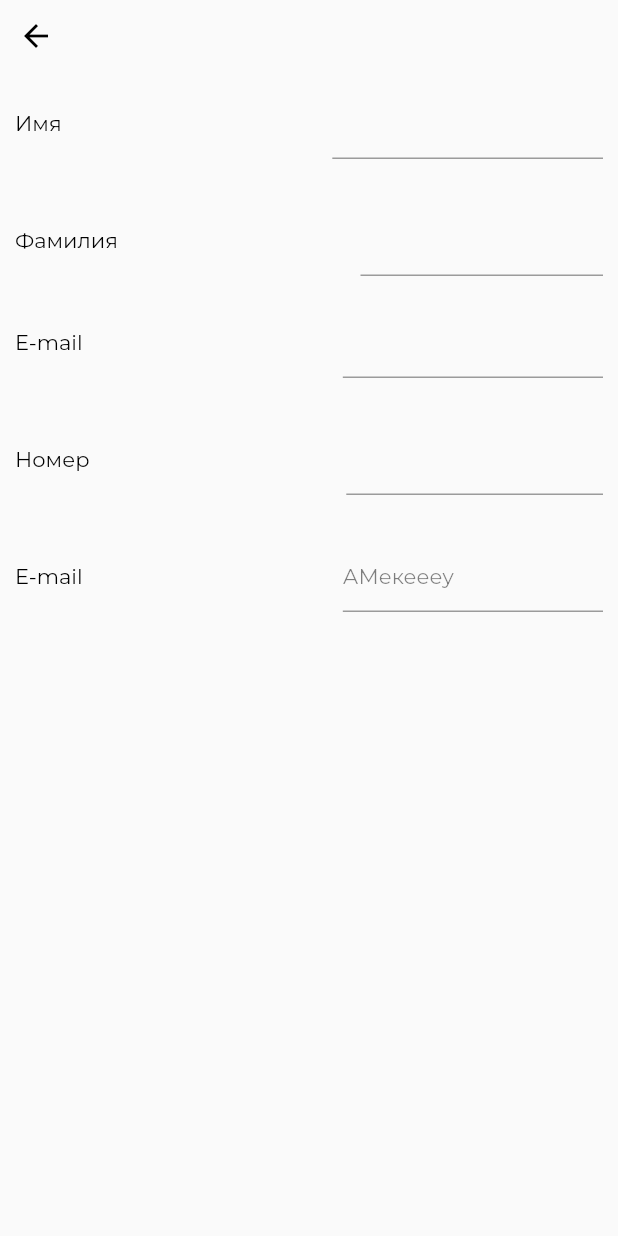
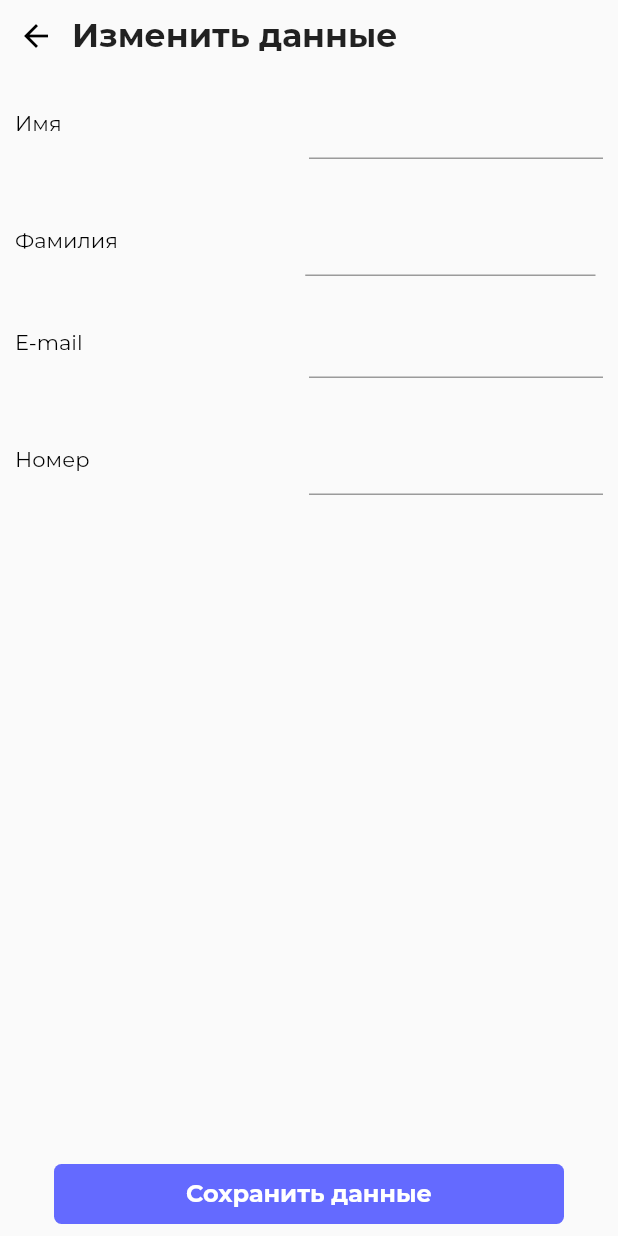
Before and after one commit to MarlenAmir/qatys_app_diploma_work, a Flutter app: the screen it shows once a user with an empty profile is signed in, item 4 of the bottom bar chosen, after a tap on "Изменить данные", on a phone screen of 412 x 824 dp. Run offline on Flutter 3.47's test engine with Material 2 defaults, Android fonts, the phone set to English and light mode, and no system bars; our stand-ins replace cloud_firestore, email_validator, firebase_auth, firebase_core, firebase_messaging, firebase_storage and 10 more; missing offline and left inert: flutter_stripe; accounts and stored records are empty.

Commit message:
commiting update profile page

```diff
--- a/lib/main.dart
+++ b/lib/main.dart
@@ -1,5 +1,5 @@
 import 'package:diploma_work/routes/routes.dart';
-import 'package:diploma_work/screens/repository/image_provider/user_provider.dart';
+import 'package:diploma_work/screens/provider/image_provider/user_provider.dart';
 import 'package:firebase_core/firebase_core.dart';
 import 'package:flutter/material.dart';
 import 'package:diploma_work/utils/utils.dart';
--- a/lib/screens/main_pages/home_page.dart
+++ b/lib/screens/main_pages/home_page.dart
@@ -6,7 +6,7 @@ import 'package:cloud_firestore/cloud_firestore.dart';
 import 'package:intl/intl.dart';
 import 'package:intl/date_symbol_data_local.dart';
 import 'package:provider/provider.dart';
-import 'package:diploma_work/screens/repository/image_provider/user_provider.dart';
+import 'package:diploma_work/screens/provider/image_provider/user_provider.dart';
 
 class HomePage extends StatefulWidget {
   const HomePage({super.key});
--- a/lib/screens/main_pages/search_page.dart
+++ b/lib/screens/main_pages/search_page.dart
@@ -9,7 +9,7 @@ import 'package:intl/intl.dart';
 import 'package:intl/date_symbol_data_local.dart';
 import 'package:cloud_firestore/cloud_firestore.dart';
 import 'package:provider/provider.dart';
-import 'package:diploma_work/screens/repository/image_provider/user_provider.dart';
+import 'package:diploma_work/screens/provider/image_provider/user_provider.dart';
 
 
 
--- a/lib/screens/profile_change_page.dart
+++ b/lib/screens/profile_change_page.dart
@@ -11,36 +11,19 @@ class ProfileChangePage extends StatefulWidget {
 }
 
 class _ProfileChangePageState extends State<ProfileChangePage> {
-  String initalName = '';
-  String initialSurname = '';
-  String initialEmail = '';
-  String initialPhoneNumber = '';
+  late String _userId;
 
   @override
   void initState() {
-    super.initState();
-    loadData();
+    User? user = FirebaseAuth.instance.currentUser;
+    _userId = user!.uid;
   }
 
-  Future<void> loadData() async {
-    try {
-      final auth = FirebaseAuth.instance;
-      final User? user = auth.currentUser;
-      if (user != null) {
-        final FirebaseFirestore firestore = FirebaseFirestore.instance;
-        final DocumentSnapshot snapshot =
-            await firestore.collection('users').doc(user.uid).get();
-        setState(() {
-          initalName = snapshot.get('name');
-          initialSurname = snapshot.get('surname');
-          initialEmail = snapshot.get('email');
-          initialPhoneNumber = snapshot.get('phone_number');
-        });
-      }
-    } catch (e) {
-      print('Error: $e');
-    }
-  }
+  TextEditingController nameTextInputController = TextEditingController();
+  TextEditingController surnameTextInputController = TextEditingController();
+  TextEditingController emailTextInputController = TextEditingController();
+  TextEditingController phoneNumberTextInputController =
+      TextEditingController();
 
   @override
   Widget build(BuildContext context) {
@@ -49,6 +32,8 @@ class _ProfileChangePageState extends State<ProfileChangePage> {
         child: Column(
           children: [
             Column(children: [
+              Row(
+                children: [
                   Container(
                     alignment: Alignment.centerLeft,
                     child: IconButton(
@@ -62,10 +47,21 @@ class _ProfileChangePageState extends State<ProfileChangePage> {
                     ),
                   ),
                   Container(
+                    alignment: Alignment.center,
+                    child: Text(
+                      "Изменить данные",
+                      style: GoogleFonts.montserrat(
+                          fontSize: 22, fontWeight: FontWeight.bold),
+                    ),
+                  ),
+                ],
+              ),
+              Container(
                 margin: EdgeInsets.all(10),
                 child: Row(
                   children: [
-                    Text(
+                    Expanded(
+                      child: Text(
                         'Имя',
                         style: GoogleFonts.montserrat(
                           fontWeight: FontWeight.normal,
@@ -73,10 +69,10 @@ class _ProfileChangePageState extends State<ProfileChangePage> {
                           color: Colors.black,
                         ),
                       ),
-                    Spacer(),
+                    ),
                     Expanded(
                       child: TextFormField(
-                        initialValue: initalName,
+                        controller: nameTextInputController,
                         style: GoogleFonts.montserrat(
                           fontWeight: FontWeight.normal,
                           fontSize: 14,
@@ -95,7 +91,8 @@ class _ProfileChangePageState extends State<ProfileChangePage> {
               margin: const EdgeInsets.all(10),
               child: Row(
                 children: [
-                  Text(
+                  Expanded(
+                    child: Text(
                       'Фамилия',
                       style: GoogleFonts.montserrat(
                         fontWeight: FontWeight.normal,
@@ -103,10 +100,10 @@ class _ProfileChangePageState extends State<ProfileChangePage> {
                         color: Colors.black,
                       ),
                     ),
-                  Spacer(),
+                  ),
                   Expanded(
                     child: TextFormField(
-                      initialValue: initialSurname,
+                      controller: surnameTextInputController,
                       style: GoogleFonts.montserrat(
                         fontWeight: FontWeight.normal,
                         fontSize: 14,
@@ -114,6 +111,7 @@ class _ProfileChangePageState extends State<ProfileChangePage> {
                       ),
                     ),
                   ),
+                  SizedBox(width: 5),
                 ],
               ),
             ),
@@ -121,7 +119,8 @@ class _ProfileChangePageState extends State<ProfileChangePage> {
               margin: const EdgeInsets.all(10),
               child: Row(
                 children: [
-                  Text(
+                  Expanded(
+                    child: Text(
                       'E-mail',
                       style: GoogleFonts.montserrat(
                         fontWeight: FontWeight.normal,
@@ -129,10 +128,10 @@ class _ProfileChangePageState extends State<ProfileChangePage> {
                         color: Colors.black,
                       ),
                     ),
-                  Spacer(),
+                  ),
                   Expanded(
                     child: TextFormField(
-                      initialValue: initialEmail,
+                      controller: emailTextInputController,
                       style: GoogleFonts.montserrat(
                         fontWeight: FontWeight.normal,
                         fontSize: 14,
@@ -150,7 +149,8 @@ class _ProfileChangePageState extends State<ProfileChangePage> {
               margin: EdgeInsets.all(10),
               child: Row(
                 children: [
-                  Text(
+                  Expanded(
+                    child: Text(
                       'Номер',
                       style: GoogleFonts.montserrat(
                         fontWeight: FontWeight.normal,
@@ -158,10 +158,10 @@ class _ProfileChangePageState extends State<ProfileChangePage> {
                         color: Colors.black,
                       ),
                     ),
-                  Spacer(),
+                  ),
                   Expanded(
                     child: TextFormField(
-                      initialValue: initialPhoneNumber,
+                      controller: phoneNumberTextInputController,
                       style: GoogleFonts.montserrat(
                         fontWeight: FontWeight.normal,
                         fontSize: 14,
@@ -175,30 +175,56 @@ class _ProfileChangePageState extends State<ProfileChangePage> {
             SizedBox(
               height: 10,
             ),
-            Container(
-              margin: const EdgeInsets.all(10),
-              child: Row(
-                children: [
-                  Text(
-                    'E-mail',
-                    style: GoogleFonts.montserrat(
+            Spacer(),
+            TextButton(
+              onPressed: () async {
+                await FirebaseFirestore.instance
+                    .collection('users')
+                    .doc(_userId)
+                    .update({
+                  'name': nameTextInputController.text,
+                  'surname': surnameTextInputController.text,
+                  'email': emailTextInputController.text,
+                  'phone_number': phoneNumberTextInputController.text,
+                });
+                showDialog(
+                  context: context,
+                  builder: (BuildContext context) {
+                    Future.delayed(Duration(seconds: 3), () {
+                      Navigator.of(context).pop();
+                    });
+
+                    return AlertDialog(
+                      title: Text('Успешно!', style: GoogleFonts.montserrat(
                         fontWeight: FontWeight.normal,
-                      fontSize: 14,
-                      color: Colors.black,
-                    ),
-                  ),
-                  Spacer(),
-                  Expanded(
-                    child: TextFormField(
-                      initialValue: "АМекеееу",
-                      style: GoogleFonts.montserrat(
+                        fontSize: 16,
+                        color: Colors.black.withOpacity(0.5),
+                      ),),
+                      content: Text('Данные успешно сохранены.', style: GoogleFonts.montserrat(
                         fontWeight: FontWeight.normal,
                         fontSize: 14,
                         color: Colors.black.withOpacity(0.5),
+                      ),),
+                    );
+                  },
+                );
+
+              },
+              child: Container(
+                decoration: BoxDecoration(
+                  borderRadius: BorderRadius.circular(5),
+                  color: Color(0xFF646AFF),
                 ),
-                    ),
-                  ),
-                ],
+                width: 340,
+                height: 40,
+                child: Center(
+                    child: Text(
+                  'Сохранить данные',
+                  style: GoogleFonts.montserrat(
+                      fontSize: 16,
+                      fontWeight: FontWeight.bold,
+                      color: Colors.white),
+                )),
               ),
             ),
           ],
--- a/lib/widgets/photo_upload_widget.dart
+++ b/lib/widgets/photo_upload_widget.dart
@@ -6,7 +6,7 @@ import 'package:cloud_firestore/cloud_firestore.dart';
 import 'package:google_fonts/google_fonts.dart';
 import 'package:firebase_auth/firebase_auth.dart';
 import 'package:provider/provider.dart';
-import '../screens/repository/image_provider/user_provider.dart';
+import '../screens/provider/image_provider/user_provider.dart';
 
 
 
```
Also changed, not shown: lib/screens/categories/all_categories.dart (+9 -24 lines), lib/screens/provider/image_provider/user_provider.dart (renamed from lib/screens/repository/image_provider/user_provider.dart). Lines whose indentation alone changed are shown as unchanged.
